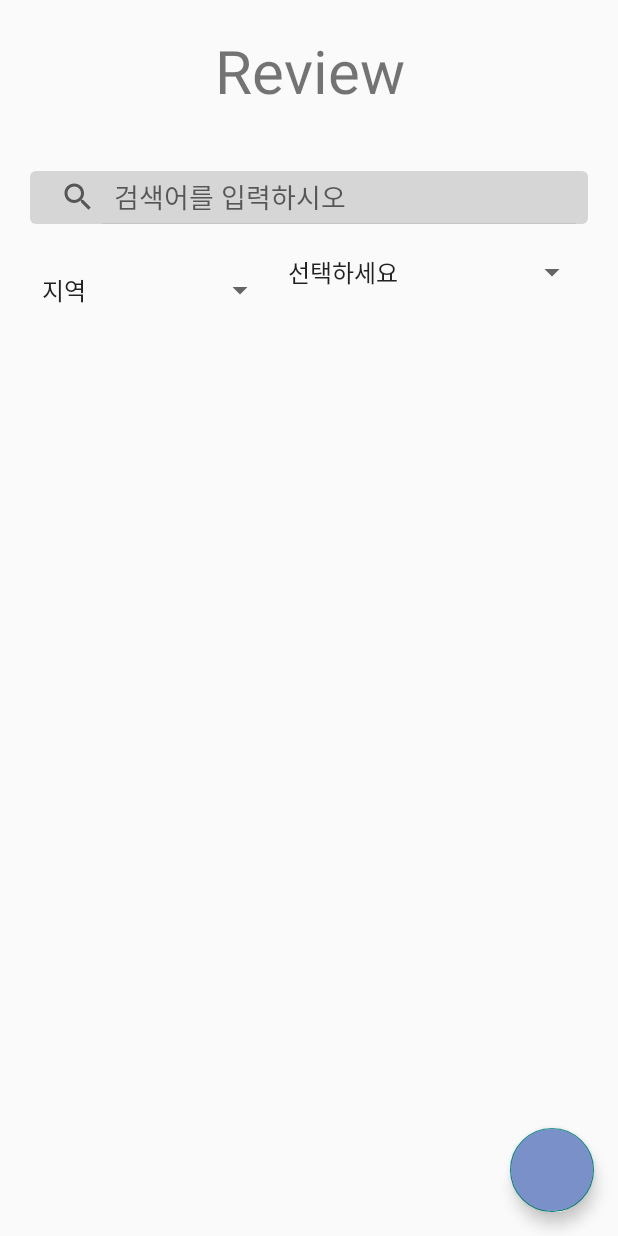
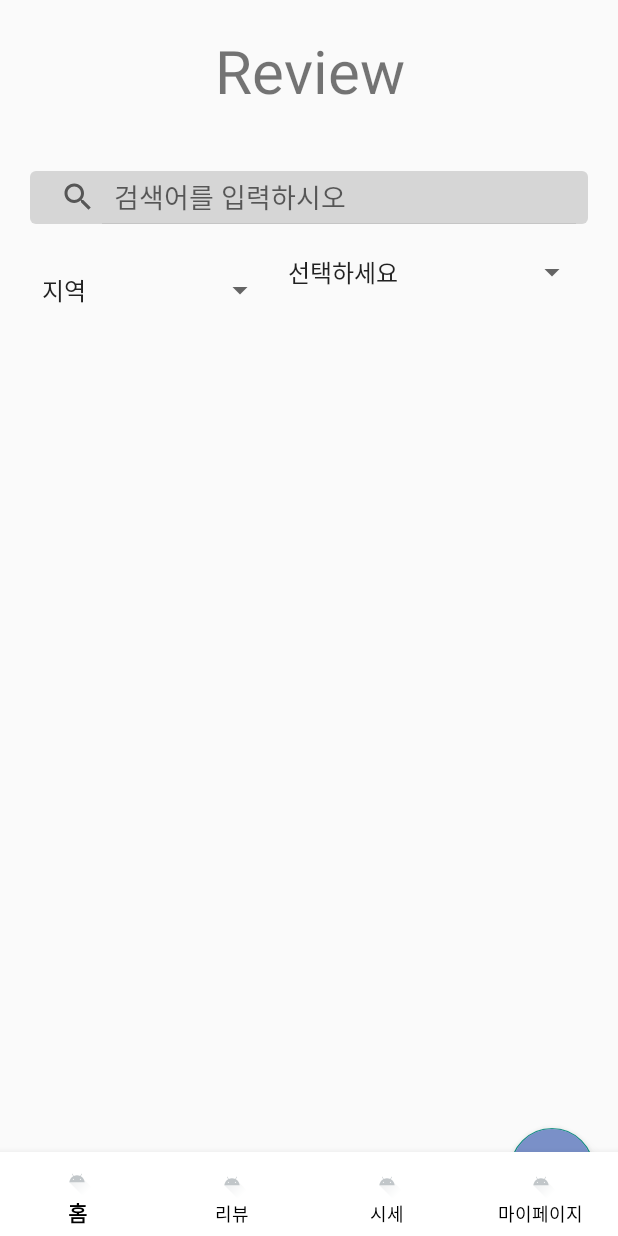
Before and after one commit to devHwang1/eatRaw, an Android app: the screen it shows after launch (ReviewActivity), on a phone screen of 412 x 824 dp. Run offline under Robolectric (Android 15) with nearby library versions, the phone set to English and light mode, and no system bars; our stand-ins replace Firebase (no records; nobody signed in at launch, a user with empty details on screens opened directly).

Commit message:
no message

```diff
--- a/app/src/main/res/layout/activity_review.xml
+++ b/app/src/main/res/layout/activity_review.xml
@@ -82,8 +82,21 @@
             app:layout_constraintBottom_toBottomOf="parent"
             app:layout_constraintEnd_toEndOf="parent" />
 
+        <!-- 네비게이션 바 (BottomNavigationView) -->
+        <com.google.android.material.bottomnavigation.BottomNavigationView
+            android:layout_width="0dp"
+            android:layout_height="?attr/actionBarSize"
+            android:id="@+id/bnv_main"
+            android:background="#FFFFFF"
+            app:menu="@menu/navi_menu"
+            app:itemIconTint="@color/gray"
+            app:itemTextColor="@color/black"
+            app:labelVisibilityMode="labeled"
+            app:layout_constraintBottom_toBottomOf="parent"
+            app:layout_constraintStart_toStartOf="parent"
+            app:layout_constraintEnd_toEndOf="parent" />
+
     </androidx.constraintlayout.widget.ConstraintLayout>
 
 
-
 </LinearLayout>
--- /dev/null
+++ b/app/src/main/res/menu/navi_menu.xml
@@ -0,0 +1,12 @@
+<?xml version="1.0" encoding="utf-8"?>
+<menu xmlns:android="http://schemas.android.com/apk/res/android"
+    xmlns:app="http://schemas.android.com/apk/res-auto">
+    <item android:id="@+id/first"
+        android:icon="@drawable/ic_launcher_foreground" android:title="홈" />
+    <item android:id="@+id/second"
+        android:icon="@drawable/ic_launcher_foreground" android:title="리뷰" />
+    <item android:id="@+id/third"
+        android:enabled="true" android:icon="@drawable/ic_launcher_foreground" android:title="시세" />
+    <item android:id="@+id/four"
+        android:enabled="true" android:icon="@drawable/ic_launcher_foreground" android:title="마이페이지" />
+</menu>
```
Also changed, not shown: app/src/main/java/com/example/eatraw/ReviewActivity.kt (+31 -0 lines).
